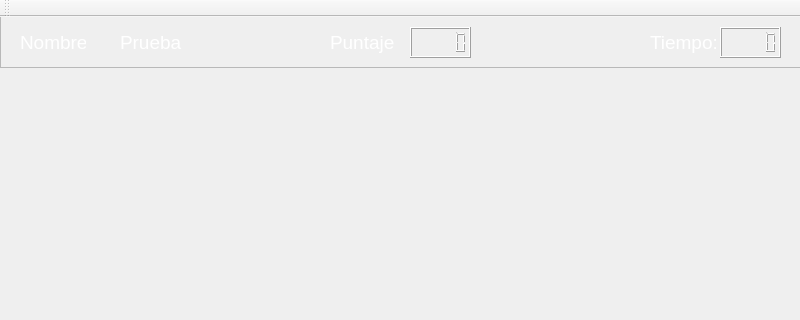
First picture: the form in ProyectoGalaga/mainwindow.ui, repository brandoncc94/Galaga, before the edit; both pictures show x 0 to 800 and y 0 to 320 of the 800 by 600 pixel window.
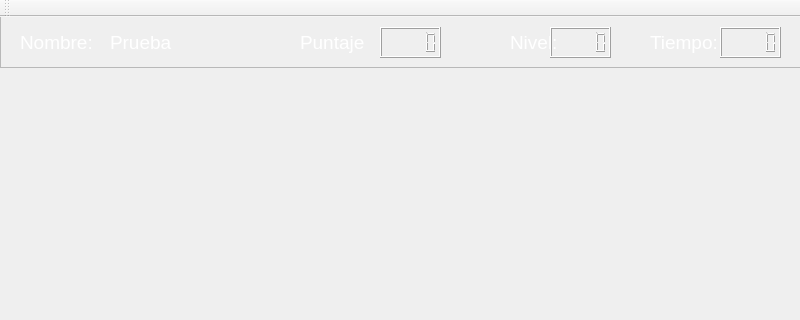
Second picture: the form after the edit.

Diff of the .ui file:
```diff
--- a/ProyectoGalaga/mainwindow.ui
+++ b/ProyectoGalaga/mainwindow.ui
@@ -121,7 +121,7 @@
     <widget class="QLabel" name="label_2">
      <property name="geometry">
       <rect>
-       <x>330</x>
+       <x>300</x>
        <y>20</y>
        <width>66</width>
        <height>30</height>
@@ -143,7 +143,7 @@
     <widget class="QLCDNumber" name="lcdHighscore">
      <property name="geometry">
       <rect>
-       <x>410</x>
+       <x>380</x>
        <y>20</y>
        <width>61</width>
        <height>31</height>
@@ -159,7 +159,7 @@
       <rect>
        <x>20</x>
        <y>20</y>
-       <width>66</width>
+       <width>71</width>
        <height>30</height>
       </rect>
      </property>
@@ -173,13 +173,13 @@
 color: white;</string>
      </property>
      <property name="text">
-      <string>Nombre:</string>
+      <string>Nombre::</string>
      </property>
     </widget>
     <widget class="QLabel" name="namePlayer">
      <property name="geometry">
       <rect>
-       <x>120</x>
+       <x>110</x>
        <y>20</y>
        <width>191</width>
        <height>30</height>
@@ -198,6 +198,42 @@
       <string>Prueba</string>
      </property>
     </widget>
+    <widget class="QLabel" name="lblNivel">
+     <property name="geometry">
+      <rect>
+       <x>510</x>
+       <y>20</y>
+       <width>66</width>
+       <height>30</height>
+      </rect>
+     </property>
+     <property name="font">
+      <font>
+       <pointsize>14</pointsize>
+      </font>
+     </property>
+     <property name="styleSheet">
+      <string notr="true">background: none;
+color: white;</string>
+     </property>
+     <property name="text">
+      <string>Nivel:</string>
+     </property>
+    </widget>
+    <widget class="QLCDNumber" name="lcdLevel">
+     <property name="geometry">
+      <rect>
+       <x>550</x>
+       <y>20</y>
+       <width>61</width>
+       <height>31</height>
+      </rect>
+     </property>
+     <property name="styleSheet">
+      <string notr="true">background: none;
+color: white;</string>
+     </property>
+    </widget>
    </widget>
   </widget>
   <widget class="QToolBar" name="mainToolBar">
```
Left out of the diff: 2 changed lines with no effect on the pictures.
